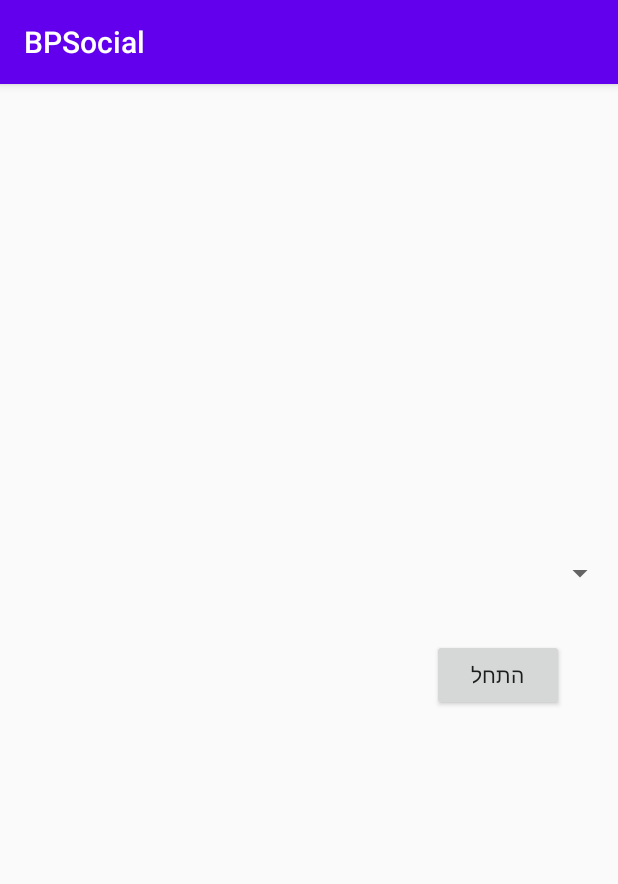
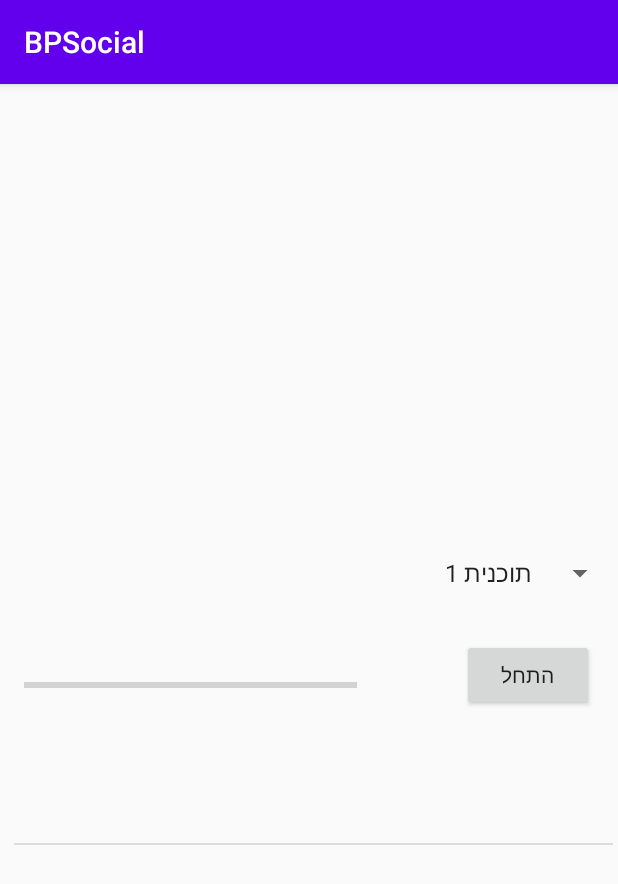
Before and after one commit to nirvitlem/BPSocial, an Android app: the Start screen opened directly, with no data from a screen before it, on a phone screen of 412 x 824 dp. Shown: the top 884 px of the screen. Run offline under Robolectric (Android 15) with nearby library versions, the phone set to English and light mode, and no system bars.

Commit message:
25.6.2020

```diff
--- a/app/src/main/java/com/example/bpsocial/AcceptThread.kt
+++ b/app/src/main/java/com/example/bpsocial/AcceptThread.kt
@@ -49,7 +49,7 @@ class AcceptThread(bluetoothAdapter : BluetoothAdapter) : Thread() {
             socket?.also {
                 Socket = socket;
                 A?.runOnUiThread(Runnable { // This code will always run on the UI thread, therefore is safe to modify UI elements.
-                    Slist.list.add(socket.remoteDevice.name);
+                    Slist.list.add(socket.remoteDevice.name  + " התחבר בהצלחה ");
                     Slist.adapter?.notifyDataSetChanged();
                 })
                 listofbluetoothsocket.add(Socket!!);
--- a/app/src/main/java/com/example/bpsocial/Start.kt
+++ b/app/src/main/java/com/example/bpsocial/Start.kt
@@ -6,18 +6,24 @@ import android.content.pm.ActivityInfo
 import android.graphics.Color
 import android.graphics.Typeface
 import android.os.Bundle
+import android.os.Handler
 import android.util.TypedValue
 import android.view.View
-import android.widget.Button
-import android.widget.TableLayout
-import android.widget.TableRow
-import android.widget.TextView
+import android.widget.*
+import android.widget.AdapterView.OnItemSelectedListener
+import android.widget.Toast.LENGTH_SHORT
 import androidx.appcompat.app.AppCompatActivity
 import com.example.bpsocial.StartObjectlist.listoftTableRow
+import kotlinx.android.synthetic.main.activity_start.*
+
 
 public var tbl : TableLayout ?=null;
+public var size : Int ?=0;
+public var plan : String ?="";
 object StartObjectlist {
     @JvmStatic public var listoftTableRow: ArrayList<TableRow> = ArrayList();
+    @JvmStatic public var list=mutableListOf("");
+    @JvmStatic public var adapter:ArrayAdapter<String>?=null;
     //...
 }
 class Start : AppCompatActivity() {
@@ -25,20 +31,56 @@ class Start : AppCompatActivity() {
         setRequestedOrientation(ActivityInfo.SCREEN_ORIENTATION_PORTRAIT)
         super.onCreate(savedInstanceState)
         setContentView(R.layout.activity_start)
+        textViewPB.text="";
         Objectlist.mbs?.setconextintent(this);
         tbl= findViewById(R.id.tableLayout) as TableLayout
         addEndP();
+        val planCoohser  = findViewById<Spinner>(R.id.spinner);
+        val l: ArrayList<String> = ArrayList()
+        l.add("תוכנית 1")
+        l.add("תוכנית 2")
+        l.add("תוכנית 3")
+        l.add("תוכנית 4")
+        l.add("תוכנית 5")
+        val dataAdapter = ArrayAdapter(
+            this,
+            android.R.layout.simple_spinner_item, l
+        )
+        dataAdapter.setDropDownViewResource(android.R.layout.simple_spinner_dropdown_item)
+        planCoohser.setAdapter(dataAdapter)
+
+        planCoohser.setOnItemSelectedListener(object : OnItemSelectedListener {
+            override fun onItemSelected(
+                parent: AdapterView<*>?,
+                view: View,
+                position: Int,
+                id: Long
+            ) {
+                plan= parent?.getItemAtPosition(position).toString();
+            }
+
+            override fun onNothingSelected(parent: AdapterView<*>?) {}
+        })
         val sb = findViewById(R.id.Startbutton) as Button;
-        val size = Oblist.listofbluetoothsocket.size as Int
+        size = Oblist.listofbluetoothsocket.size as Int
         sb.setOnClickListener {
-            val r = (0..(size-1)).random() as Int;
-            setcolorofcell(getchildview(r),Color.BLUE);
-            Thread({
-                val mbs: MyBluetoothService? = MyBluetoothService( Oblist.listofbluetoothsocket[r] as BluetoothSocket);
-                mbs?.setconextintent(this!!);
-                mbs?.write(("blue+" + r.toString()).toByteArray());
-            }).start();
+           when (plan) {
+               "תוכנית 1" -> Plan1();
+               "תוכנית 2" -> Plan2();
+               "תוכנית 3" -> Plan3();
+               "תוכנית 4" -> Plan4();
+               "תוכנית 5" -> Plan5();
+               else -> Plan1();
+           }
         }
+
+        StartObjectlist.adapter = ArrayAdapter(
+            this,
+            android.R.layout.simple_dropdown_item_1line, StartObjectlist.list
+        )
+        // attach the array adapter with list view
+        listevents.adapter = StartObjectlist.adapter
+
     }
 
     fun getchildview(i:Int):View {
@@ -57,6 +99,73 @@ class Start : AppCompatActivity() {
         v.setBackgroundColor(c)
     }
 
+    fun Plan1()
+    {
+        StartObjectlist.list.clear();
+        PB(300);
+        Startbutton.isEnabled=false;
+        val r = (0..(size?.minus(1)!!)).random() as Int;
+        setcolorofcell(getchildview(r),Color.BLUE);
+        Thread({
+            val mbs: MyBluetoothService? = MyBluetoothService( Oblist.listofbluetoothsocket[r] as BluetoothSocket);
+            mbs?.setconextintent(this!!);
+            mbs?.write(("blue+" + r.toString()).toByteArray());
+            StartObjectlist.list?.add(Oblist.listofbluetoothsocket[r].remoteDevice.name);
+            StartObjectlist.adapter?.notifyDataSetChanged()
+        }).start();
+    }
+
+    fun Plan2()
+    {
+
+    }
+
+    fun Plan3()
+    {
+
+    }
+
+    fun Plan4()
+    {
+
+    }
+
+    fun Plan5()
+    {
+
+    }
+
+    fun PB(t:Int) {
+        var progressStatus = 0;
+
+        // Initialize a new Handler instance
+        val handler: Handler = Handler()
+
+        // Start the lengthy operation in a background thread
+        Thread(Runnable {
+            while (progressStatus < t) {
+                // Update the progress status
+                progressStatus += 2
+
+                // Try to sleep the thread for 50 milliseconds
+                try {
+                    Thread.sleep(50)
+                } catch (e: InterruptedException) {
+                    e.printStackTrace()
+                }
+
+                // Update the progress bar
+                handler.post(Runnable {
+                    progressBar.progress = progressStatus
+
+                    // Show the progress on text view
+                    textViewPB.text = progressStatus.toString()
+                })
+            }
+            Startbutton.isEnabled = true;
+        }).start() // Start the operation
+
+    }
 
     fun addEndP() {
         val size = Oblist.listofbluetoothsocket.size as Int;
@@ -69,7 +178,7 @@ class Start : AppCompatActivity() {
             var tr = TableRow(this)
             tr = TableRow(this)
             //  tr.setBackgroundColor(Color.BLUE);
-            tr.tag = Oblist.listofbluetoothsocket[x]?.remoteDevice?.address
+            tr.tag = Oblist.listofbluetoothsocket[x]?.remoteDevice?.name
             var t: TextView? = TextView(this);
             t?.setTypeface(null, Typeface.BOLD);
             t?.setTextColor(Color.GRAY)
--- a/app/src/main/res/layout/activity_start.xml
+++ b/app/src/main/res/layout/activity_start.xml
@@ -27,7 +27,7 @@
         android:text="התחל"
         app:layout_constraintBottom_toBottomOf="parent"
         app:layout_constraintEnd_toEndOf="parent"
-        app:layout_constraintHorizontal_bias="0.888"
+        app:layout_constraintHorizontal_bias="0.95"
         app:layout_constraintStart_toStartOf="parent"
         app:layout_constraintTop_toBottomOf="@+id/spinner"
         app:layout_constraintVertical_bias="0.0" />
@@ -42,6 +42,7 @@
         app:layout_constraintTop_toBottomOf="@+id/tableLayout" />
 
     <ListView
+        android:id="@+id/listevents"
         android:layout_width="399dp"
         android:layout_height="245dp"
         android:layout_marginTop="24dp"
@@ -52,4 +53,28 @@
         app:layout_constraintTop_toBottomOf="@+id/Startbutton"
         app:layout_constraintVertical_bias="0.0" />
 
+    <ProgressBar
+        android:id="@+id/progressBar"
+        style="?android:attr/progressBarStyleHorizontal"
+        android:layout_width="222dp"
+        android:layout_height="18dp"
+        android:layout_marginTop="32dp"
+        android:layout_marginEnd="28dp"
+        app:layout_constraintBottom_toTopOf="@+id/listevents"
+        app:layout_constraintEnd_toStartOf="@+id/Startbutton"
+        app:layout_constraintHorizontal_bias="0.28"
+        app:layout_constraintStart_toStartOf="parent"
+        app:layout_constraintTop_toBottomOf="@+id/spinner"
+        app:layout_constraintVertical_bias="0.407" />
+
+    <TextView
+        android:id="@+id/textViewPB"
+        android:layout_width="wrap_content"
+        android:layout_height="wrap_content"
+        android:text="TextView"
+        app:layout_constraintBottom_toTopOf="@+id/progressBar"
+        app:layout_constraintEnd_toStartOf="@+id/Startbutton"
+        app:layout_constraintStart_toStartOf="parent"
+        app:layout_constraintTop_toBottomOf="@+id/spinner" />
+
 </androidx.constraintlayout.widget.ConstraintLayout>
```
Also changed, not shown: app/src/main/java/com/example/bpsocial/MainActivity.kt (+43 -34 lines), app/src/main/java/com/example/bpsocial/MyBluetoothService.kt (+7 -0 lines), app/src/main/java/com/example/bpsocial/TimersData.kt (+28 -0 lines).
